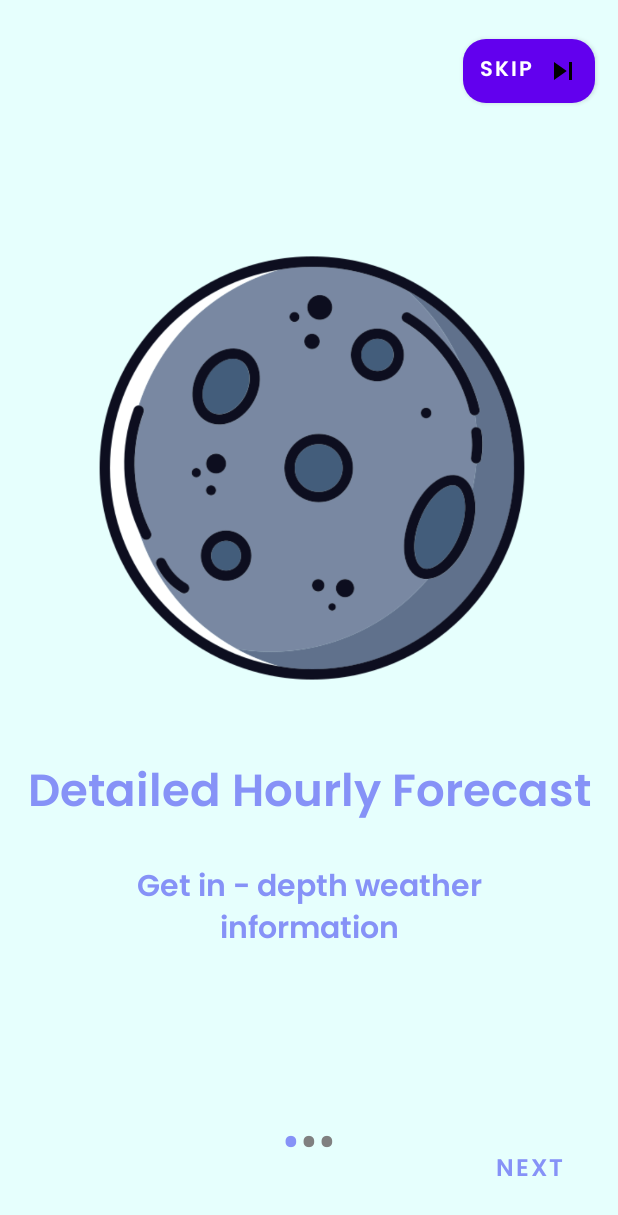
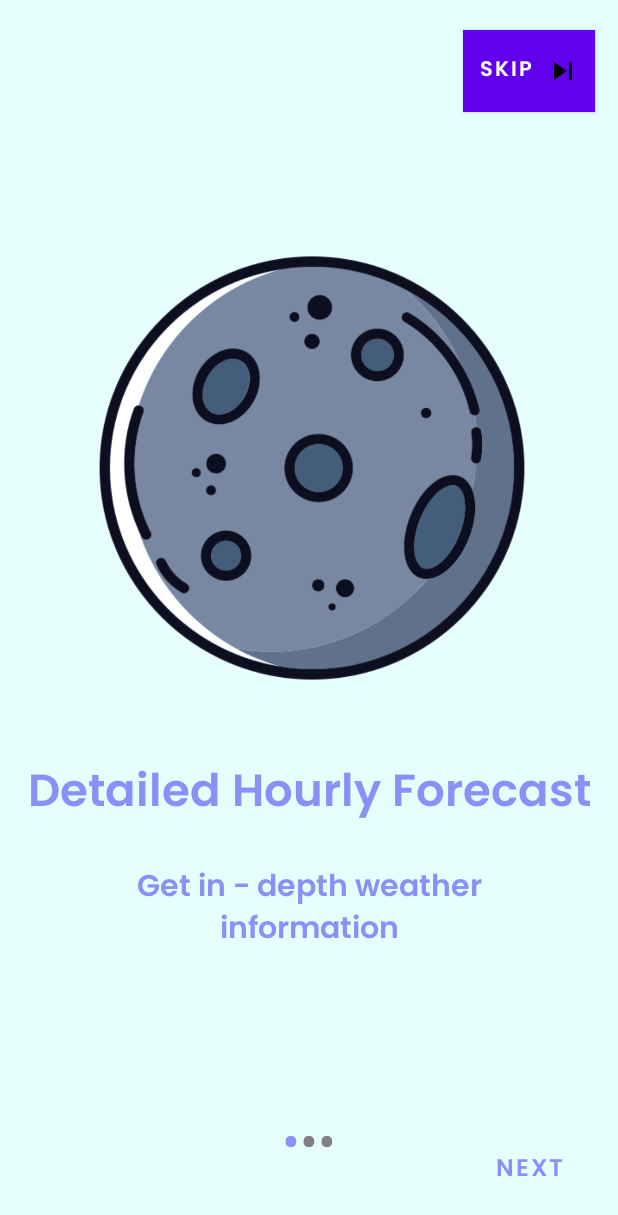
Before and after one commit to dcit202Andriod/Weather_360_Group_41, an Android app: the screen it shows after launch (NavigationActivity), on a phone screen of 412 x 824 dp. Shown: the top 1215 px of the screen. Run offline under Robolectric (Android 15) with nearby library versions, the phone set to English and light mode, and no system bars.

Commit message:
Merge remote-tracking branch 'origin/main'

```diff
--- a/app/src/main/res/layout/activity_navigation.xml
+++ b/app/src/main/res/layout/activity_navigation.xml
@@ -13,6 +13,7 @@
         android:layout_height="wrap_content"
         android:layout_marginTop="20dp"
         android:layout_marginEnd="15dp"
+        android:background="@color/blue"
         android:drawableEnd="@drawable/baseline_skip_next_24"
         android:fontFamily="@font/poppins_semibold"
         android:padding="9dp"
```
